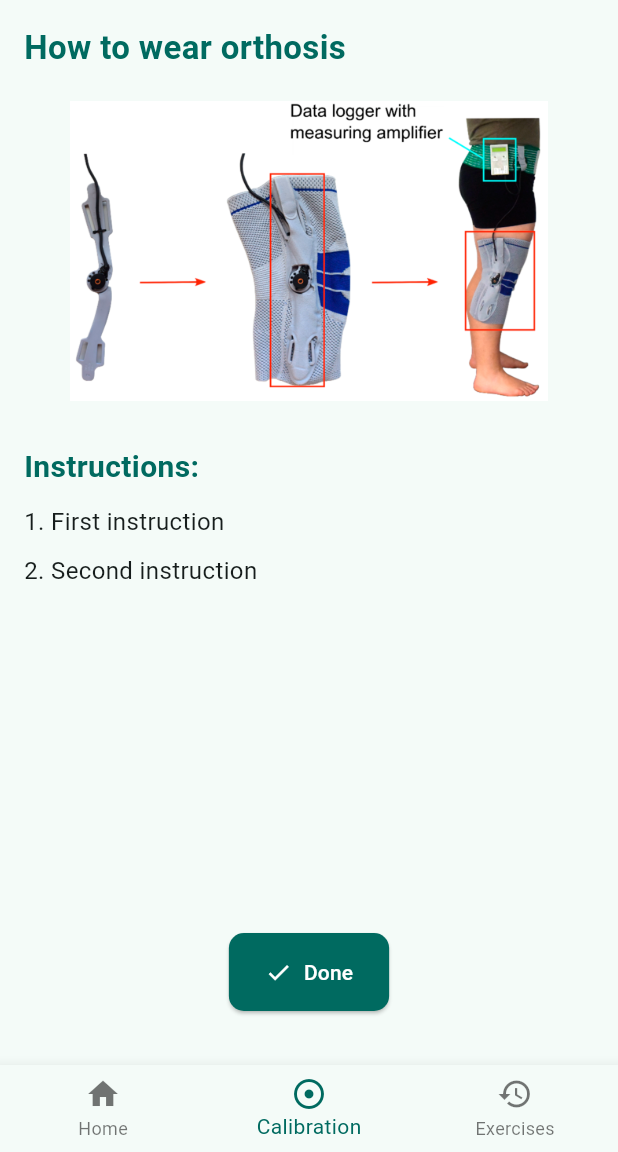
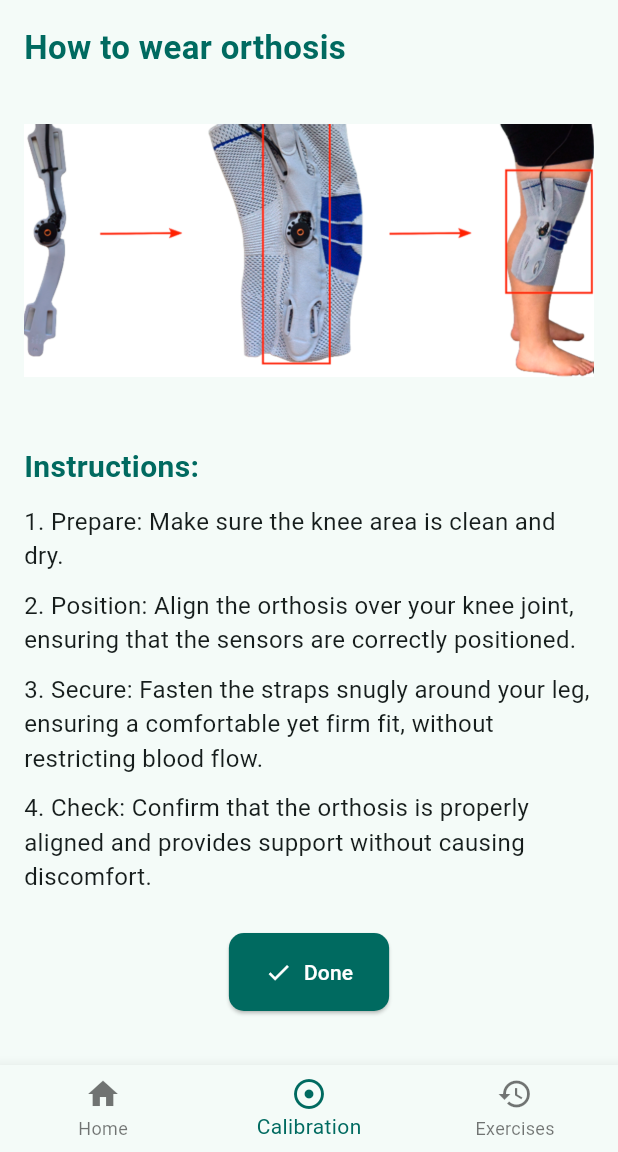
Before and after one commit to iamjumshaid/knee_sense, a Flutter app: the PatientCaliberationPage screen opened directly with empty values, on a phone screen of 412 x 824 dp, the part 84-1236 px from its top. Run offline on Flutter 3.47's test engine with Material 3 defaults, Android fonts, the phone set to English and light mode, and no system bars; our stand-ins replace cloud_firestore, firebase_auth, firebase_core, firebase_storage, image_picker, motion_toast; accounts and stored records are empty.

Commit message:
💄 Fix caliberation UI

```diff
--- a/lib/patient_caliberation.dart
+++ b/lib/patient_caliberation.dart
@@ -1,6 +1,5 @@
 import 'package:flutter/material.dart';
 import 'package:cloud_firestore/cloud_firestore.dart';
-import 'package:firebase_auth/firebase_auth.dart';
 import 'partials/doctor_header.dart';
 import 'partials/patient_footer.dart';
 
@@ -63,13 +62,17 @@ class PatientCaliberationPage extends StatelessWidget {
               ),
             ),
             SizedBox(height: 10),
-            // Step-by-step instructions left aligned
+            // Updated Step-by-step instructions
             Column(
               crossAxisAlignment: CrossAxisAlignment.start,
               children: [
-                Text('1. First instruction', style: TextStyle(fontSize: 16)),
+                Text('1. Prepare: Make sure the knee area is clean and dry.', style: TextStyle(fontSize: 16)),
                 SizedBox(height: 10),
-                Text('2. Second instruction', style: TextStyle(fontSize: 16)),
+                Text('2. Position: Align the orthosis over your knee joint, ensuring that the sensors are correctly positioned.', style: TextStyle(fontSize: 16)),
+                SizedBox(height: 10),
+                Text('3. Secure: Fasten the straps snugly around your leg, ensuring a comfortable yet firm fit, without restricting blood flow.', style: TextStyle(fontSize: 16)),
+                SizedBox(height: 10),
+                Text('4. Check: Confirm that the orthosis is properly aligned and provides support without causing discomfort.', style: TextStyle(fontSize: 16)),
               ],
             ),
             Spacer(),
```
Also changed, not shown: assets/ideal_wear.png.
